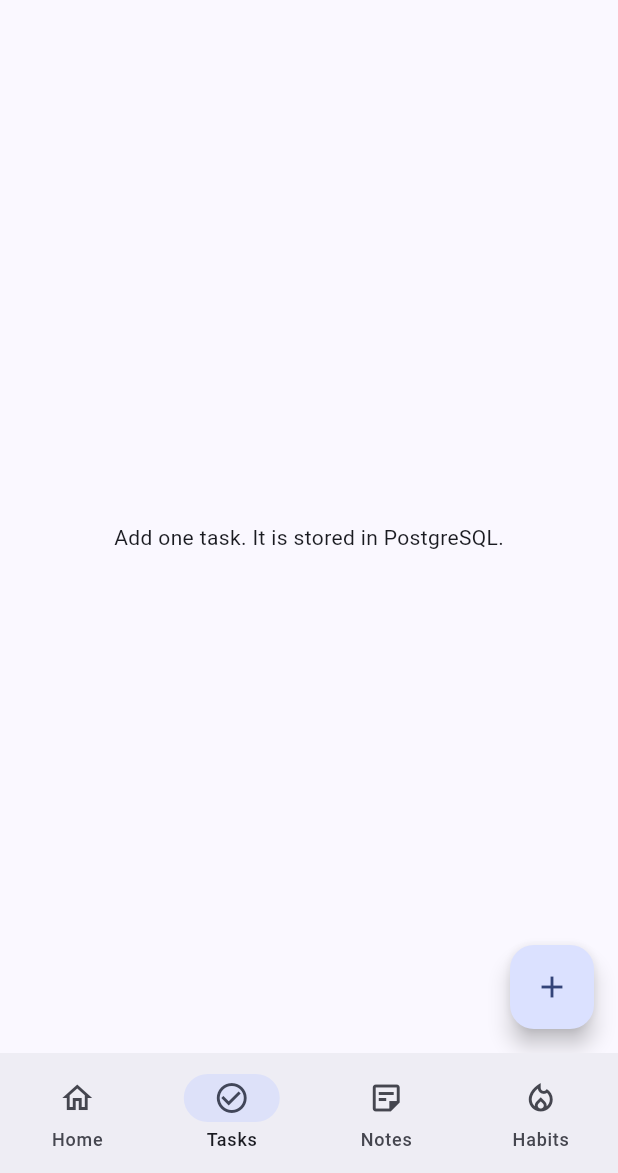
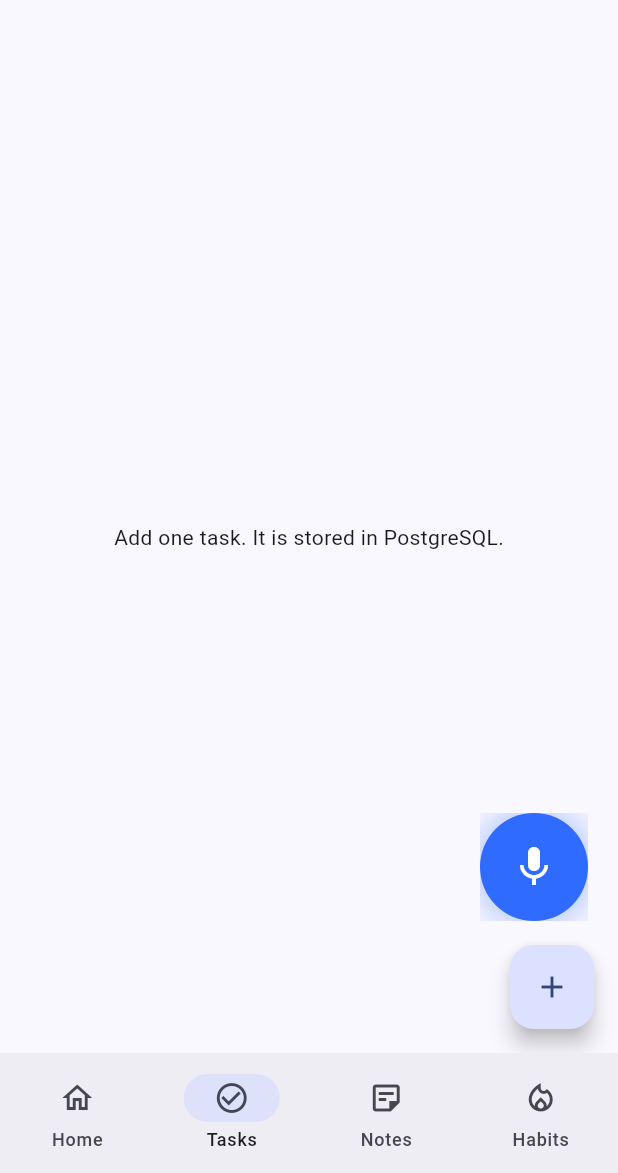
Before and after one commit to Akshit1018/Manage.kar, a Flutter app: the ShellScreen screen opened directly with empty values, item 2 of the bottom bar chosen, on a phone screen of 412 x 824 dp, the part 63-1236 px from its top. Run offline on Flutter 3.47's test engine with Material 3 defaults, Android fonts, the phone set to English and light mode, and no system bars; our stand-ins replace audioplayers, dio, file_picker, flutter_local_notifications, flutter_secure_storage, permission_handler and 1 more; missing offline and left inert: record; accounts and stored records are empty; network calls fail.

Commit message:
Show the floating voice orb on every Flutter shell tab.
The bowl lived only inside the note editor, so testers never saw it.
Tap the orb to record; attach saves a PostgreSQL voice note.

Co-authored-by: Akshit1018 <Akshit1018@users.noreply.github.com>

```diff
--- a/apps/mobile/lib/src/screens/shell_screen.dart
+++ b/apps/mobile/lib/src/screens/shell_screen.dart
@@ -12,6 +12,7 @@ import "package:managekar/src/state/session.dart";
 import "package:managekar/src/state/workspace.dart";
 import "package:managekar/src/util/format.dart";
 import "package:managekar/src/widgets/forms.dart";
+import "package:managekar/src/widgets/voice_orb.dart";
 
 class ShellScreen extends StatefulWidget {
   const ShellScreen({
@@ -80,7 +81,12 @@ class _ShellScreenState extends State<ShellScreen> {
           _HabitsTab(workspace: widget.workspace),
         ];
         return Scaffold(
-          body: pages[index],
+          body: Stack(
+            children: [
+              pages[index],
+              VoiceOrb(onTap: () => captureVoiceFromOrb(context, widget.workspace)),
+            ],
+          ),
           bottomNavigationBar: NavigationBar(
             selectedIndex: index,
             onDestinationSelected: (value) => setState(() => index = value),
--- /dev/null
+++ b/apps/mobile/lib/src/widgets/voice_orb.dart
@@ -0,0 +1,41 @@
+import "package:flutter/material.dart";
+
+class VoiceOrb extends StatelessWidget {
+  const VoiceOrb({super.key, required this.onTap});
+
+  final VoidCallback onTap;
+
+  @override
+  Widget build(BuildContext context) {
+    return Positioned(
+      right: 20,
+      bottom: 88,
+      child: Tooltip(
+        message: "Record a voice note",
+        child: Material(
+          color: Colors.transparent,
+          child: InkWell(
+            customBorder: const CircleBorder(),
+            onTap: onTap,
+            child: Ink(
+              width: 72,
+              height: 72,
+              decoration: BoxDecoration(
+                shape: BoxShape.circle,
+                color: const Color(0xFF2F6BFF),
+                boxShadow: [
+                  BoxShadow(
+                    color: const Color(0xFF2F6BFF).withValues(alpha: 0.4),
+                    blurRadius: 20,
+                    spreadRadius: 3,
+                  ),
+                ],
+              ),
+              child: const Icon(Icons.mic, color: Colors.white, size: 32),
+            ),
+          ),
+        ),
+      ),
+    );
+  }
+}
```
Also changed, not shown: apps/mobile/lib/src/screens/editors.dart (+22 -0 lines), 1 other file.
